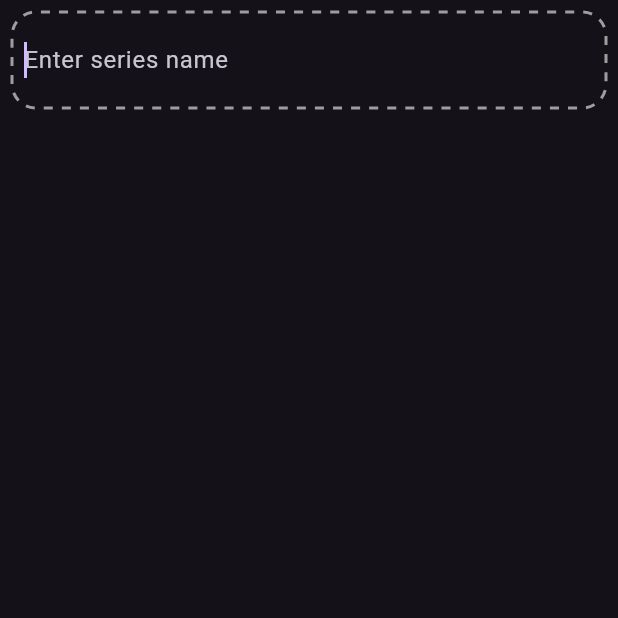
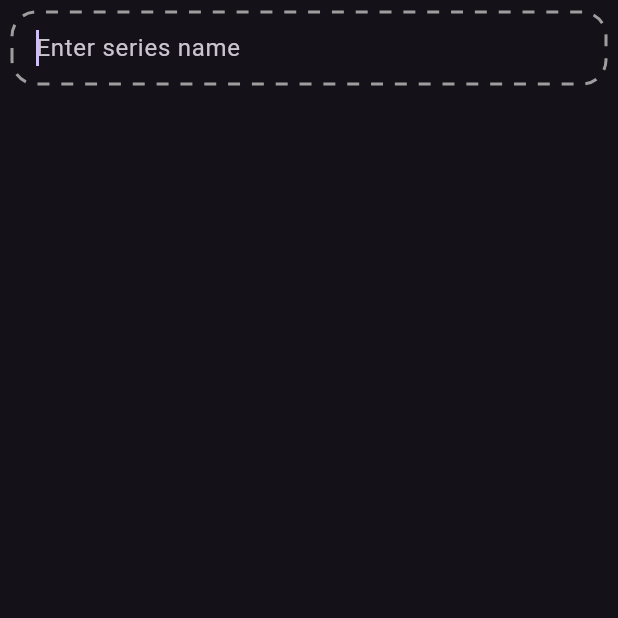
Before and after one commit to NicklasNielsen/SeriesTracker, a Flutter app: the screen it shows after launch, after a tap on the "add" icon, on a phone screen of 412 x 824 dp, the top half of it. Run offline on Flutter 3.47's test engine with Material 3 defaults, Android fonts, the phone set to English and light mode, and no system bars; drawn by our look-alikes of flutter_typeahead.

Commit message:
Created FocusButton

```diff
--- a/lib/Screens/series_list.dart
+++ b/lib/Screens/series_list.dart
@@ -1,9 +1,9 @@
-import 'dart:ui';
-
-import 'package:flutter/material.dart';
+import 'package:flutter/material.dart' as m;
+import 'package:flutter/widgets.dart';
 import 'package:flutter_typeahead/flutter_typeahead.dart';
 import 'package:series_tracker/Data/data_retriever.dart';
 import 'package:series_tracker/DataModels/series.dart';
+import 'package:series_tracker/Widgets/focus_button.dart';
 import '../Data/local_storage.dart';
 import '../Widgets/series_list_item.dart';
 
@@ -13,47 +13,10 @@ class SeriesList extends StatelessWidget {
     DataRetriever? dataFetcher,
     super.key,
   }): _storage = storage ?? LocalStorage(),
-      _fetcher = dataFetcher ?? OmdbApi(),
-      _hasFocus = ValueNotifier(null);
+      _fetcher = dataFetcher ?? OmdbApi();
 
-  final ValueNotifier<FocusNode?> _hasFocus;
   final DataStorage _storage;
   final DataRetriever _fetcher;
-
-  Widget addField() {
-    return ValueListenableBuilder(valueListenable: _hasFocus, builder: (context, focus, _) => focus != null ? TypeAheadField<Series>(
-      focusNode: focus,
-      autoFlipDirection: true,
-      itemBuilder: (context, suggestion) => ListTile(
-        leading: Image(image: NetworkImage(suggestion.imageUrl),),
-        title: Text(suggestion.title),
-      ),
-      hideOnEmpty: true,
-      onSelected: (input) async {
-        final series = await _fetcher.getSeriesInformation(id: input.imdbId, title: input.title);
-        _storage.add(item: series);
-        _hasFocus.value = null;
-      },
-      suggestionsCallback: (pattern) {
-        if (pattern.length < 3) {
-          return [];
-        }
-        return _fetcher.searchSeries(partName: pattern.trim());
-      },
-      builder: (context, controller, focusNode) {
-        focusNode.addListener(() {if (focusNode.hasFocus == false) _hasFocus.value = null;});
-        return TextField(
-          controller: controller,
-          focusNode: focusNode,
-          autofocus: true,
-          decoration: const InputDecoration(
-            border: InputBorder.none,
-            hintText: 'Enter series name',
-          ),
-        );
-      },
-    ): const Icon(Icons.add, size: 30, color: Colors.grey));
-  }
 
   @override
   Widget build(BuildContext context) => SafeArea(
@@ -63,68 +26,70 @@ class SeriesList extends StatelessWidget {
         itemCount: series.length + 1,
         itemBuilder: (context, index) {
           if (index == series.length) {
-            return GestureDetector(
-              behavior: HitTestBehavior.deferToChild,
-              onTap: () => _hasFocus.value = FocusNode(),
-              child: Padding(
+            return FocusButton(
+              unFocus: const Padding(
                 padding: EdgeInsets.all(8),
-                child: Stack(
-                  children: [
-                    Center(
-                      child: Padding(
-                        padding: EdgeInsets.all(8),
-                        child: addField(),
+                child: Center(
+                  child: Icon(
+                    m.Icons.add,
+                    size: 32,
+                    color: m.Colors.grey,
+                  ),
+                ),
+              ),
+              inFocus: (focus, unfocus) => TypeAheadField<Series>(
+                focusNode: focus,
+                autoFlipDirection: true,
+                hideOnEmpty: true,
+                itemBuilder: (context, suggestion) => m.ListTile(
+                  leading: Image(image: NetworkImage(suggestion.imageUrl)),
+                  title: Text(suggestion.title),
+                ),
+                onSelected: (input) async {
+                  final series = await _fetcher.getSeriesInformation(id: input.imdbId, title: input.title);
+                  _storage.add(item: series);
+                  unfocus();
+                },
+                suggestionsCallback: (pattern) {
+                  if (pattern.length < 3) {
+                    return [];
+                  }
+                  return _fetcher.searchSeries(partName: pattern.trim());
+                },
+                builder: (context, controller, focusNode) {
+                  listener() {if (focusNode.hasFocus == false) {
+                      unfocus();
+                    }}
+                  focusNode.addListener(() {
+                    listener();
+                    focusNode.removeListener(listener);
+                  });
+                  return Padding(
+                    padding: EdgeInsets.only(left: 16),
+                    child: m.TextField(
+                      controller: controller,
+                      focusNode: focusNode,
+                      autofocus: true,
+                      decoration: const m.InputDecoration(
+                        border: m.InputBorder.none,
+                        hintText: 'Enter series name',
                       ),
                     ),
-                    Positioned.fill(
-                      child: CustomPaint(painter: DashPainter()),
-                    ),
-                  ],
-                ),
+                  );
+                },
               ),
             );
           }
           return Dismissible(
             key: Key(series[index].id),
             onDismissed: (direction) async => await _storage.remove(series[index]),
-            child: SeriesListItem(series: series[index], update: _storage.update),
+            child: SeriesListItem(
+              series: series[index],
+              update: _storage.update,
+            ),
           );
         },
       ),
     ),
   );
 }
-
-class DashPainter extends CustomPainter {
-  @override
-  void paint(Canvas canvas, Size size) {
-    Paint paint = Paint()
-      ..color = Colors.grey
-      ..strokeWidth = 2
-      ..style = PaintingStyle.stroke;
-
-    Path path = Path()
-      ..addRRect(RRect.fromRectAndRadius(
-          Rect.fromLTWH(0, 0, size.width, size.height), Radius.circular(16)));
-
-    Path dashedPath = Path();
-    double totalLength = path.computeMetrics().map((m) => m.length).reduce((a, b) => a + b);
-    int dashCount = (totalLength / (8 + 4)).round();
-
-    double dashWidth = totalLength / (dashCount * 2);
-    double dashSpace = dashWidth;
-    double distance = 0;
-
-    for (PathMetric metric in path.computeMetrics()) {
-      while (distance < metric.length) {
-        dashedPath.addPath(metric.extractPath(distance, distance + dashWidth), Offset.zero);
-        distance += dashWidth + dashSpace;
-      }
-    }
-
-    canvas.drawPath(dashedPath, paint);
-  }
-
-  @override
-  bool shouldRepaint(covariant CustomPainter oldDelegate) => false;
-}
--- /dev/null
+++ b/lib/Widgets/focus_button.dart
@@ -0,0 +1,71 @@
+
+import 'dart:ui';
+
+import 'package:flutter/material.dart' show Colors;
+import 'package:flutter/widgets.dart';
+
+class FocusButton extends StatelessWidget {
+  FocusButton({
+    required this.inFocus,
+    required this.unFocus,
+    super.key
+  }): _focus = ValueNotifier(null);
+
+  final Widget Function(FocusNode, VoidCallback) inFocus;
+  final Widget unFocus;
+  final ValueNotifier<FocusNode?> _focus;
+
+  @override
+  Widget build(BuildContext context) => GestureDetector(
+    onTap: () => _focus.value = FocusNode(),
+    child: Padding(
+      padding: EdgeInsets.all(8),
+      child: Stack(
+        children: [
+          ValueListenableBuilder(
+            valueListenable: _focus,
+            builder: (context, focus, _) => focus != null
+              ? inFocus(focus, () => _focus.value = null)
+              : unFocus,
+          ),
+          Positioned.fill(
+            child: CustomPaint(painter: DashPainter()),
+          ),
+        ],
+      ),
+    ),
+  );
+}
+
+class DashPainter extends CustomPainter {
+  @override
+  void paint(Canvas canvas, Size size) {
+    Paint paint = Paint()
+      ..color = Colors.grey
+      ..strokeWidth = 2
+      ..style = PaintingStyle.stroke;
+
+    Path path = Path()
+      ..addRRect(RRect.fromRectAndRadius(
+          Rect.fromLTWH(0, 0, size.width, size.height), Radius.circular(16)));
+
+    Path dashedPath = Path();
+    double totalLength = path.computeMetrics().map((m) => m.length).reduce((a, b) => a + b);
+    int dashCount = (totalLength / 16).round();
+    double dashWidth = totalLength / (dashCount * 2);
+    double dashSpace = dashWidth;
+    double distance = 0;
+
+    for (PathMetric metric in path.computeMetrics()) {
+      while (distance < metric.length) {
+        dashedPath.addPath(metric.extractPath(distance, distance + dashWidth), Offset.zero);
+        distance += dashWidth + dashSpace - 0.04;
+      }
+    }
+
+    canvas.drawPath(dashedPath, paint);
+  }
+
+  @override
+  bool shouldRepaint(covariant CustomPainter oldDelegate) => false;
+}
```
